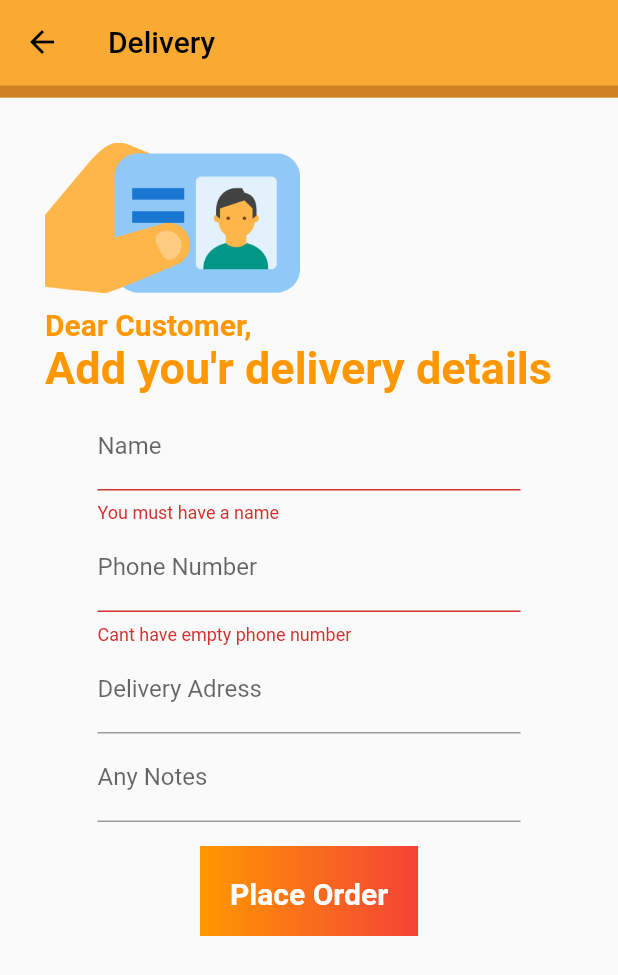
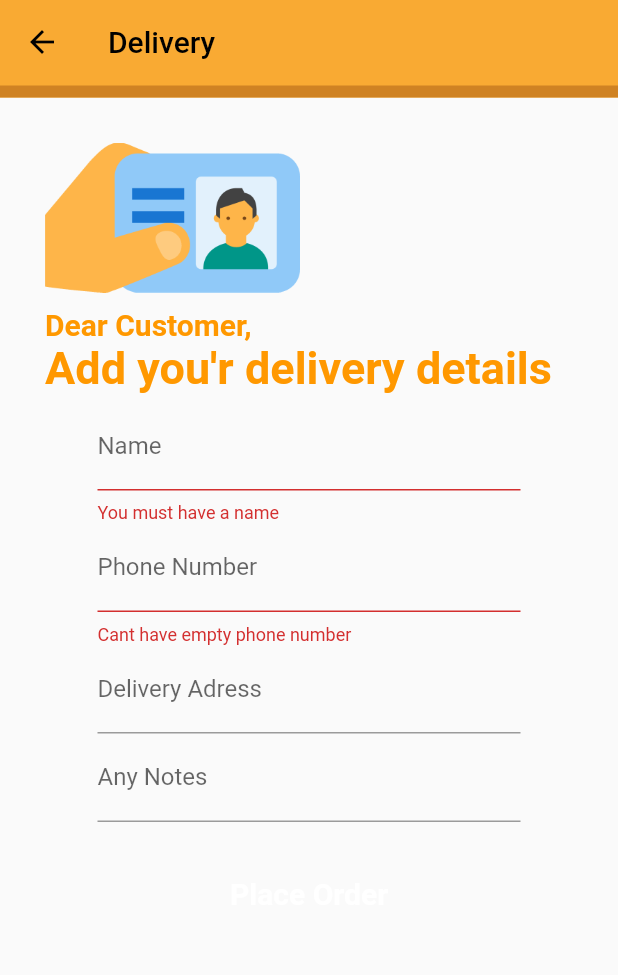
Before and after one commit to SahanChan/Voila-Gift-App, a Flutter app: the signUpPage screen opened directly, on a phone screen of 412 x 824 dp. Shown: the top 975 px of the screen. Run offline on Flutter 3.47's test engine with Material 2 defaults, Android fonts, the phone set to English and light mode, and no system bars; our stand-ins replace cloud_firestore, firebase_auth, flutter_spinkit, fluttertoast, font_awesome_flutter; accounts and stored records are empty.

```diff
--- a/lib/screens/Delivery/dateandtime.dart
+++ b/lib/screens/Delivery/dateandtime.dart
@@ -175,9 +175,6 @@ class _DateAndTimeState extends State<DateAndTime> {
                 child: Container(
                   padding: EdgeInsets.all(20),
                   height: 70,
-                  decoration: BoxDecoration(
-                      gradient:
-                          LinearGradient(colors: [Colors.orange, Colors.red])),
                   child: Center(
                     child: Text(
                       "Place Order",
--- a/lib/screens/Delivery/deliverydetails.dart
+++ b/lib/screens/Delivery/deliverydetails.dart
@@ -167,11 +167,6 @@ class _signUpPageState extends State<signUpPage> {
                                   child: Container(
                                       padding: EdgeInsets.all(20),
                                       height: 60,
-                                      decoration: BoxDecoration(
-                                          gradient: LinearGradient(colors: [
-                                        Colors.orange,
-                                        Colors.red
-                                      ])),
                                       child: Center(
                                           child: Text(
                                         "Place Order",
--- a/lib/screens/Delivery/orderconfirm.dart
+++ b/lib/screens/Delivery/orderconfirm.dart
@@ -99,9 +99,6 @@ class _OrderConfirmState extends State<OrderConfirm> {
                           padding: EdgeInsets.all(5),
                           height: 40,
                           width: 200,
-                          decoration: BoxDecoration(
-                              gradient: LinearGradient(
-                                  colors: [Colors.orange, Colors.red])),
                           child: Center(
                               child: Text(
                             "Track Order",
@@ -120,9 +117,6 @@ class _OrderConfirmState extends State<OrderConfirm> {
                           padding: EdgeInsets.all(10),
                           height: 50,
                           width: 250,
-                          decoration: BoxDecoration(
-                              gradient: LinearGradient(
-                                  colors: [Colors.red, Colors.orange])),
                           child: Center(
                               child: Text(
                             "Return To Homepage",
```
Also changed, not shown: lib/screens/Home/homeBody.dart (+4 -3 lines), lib/screens/OrderCart/orderCart.dart (+14 -10 lines), assets/images/placeholder.png (added).
